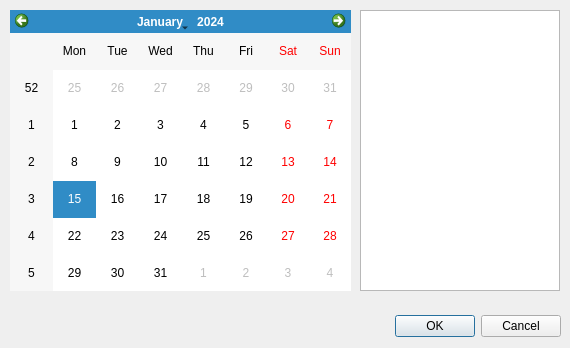
The window that dialogdatepicker.ui (Hyuntae-Lee/HRM) describes before a commit, drawn with Qt 5.
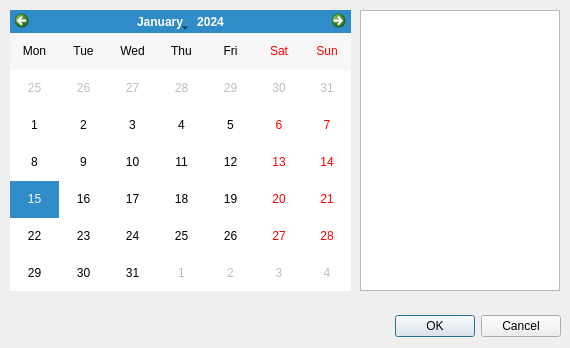
The same window after the commit.

Patch:
```diff
--- a/dialogdatepicker.ui
+++ b/dialogdatepicker.ui
@@ -38,6 +38,12 @@
      <height>281</height>
     </rect>
    </property>
+   <property name="horizontalHeaderFormat">
+    <enum>QCalendarWidget::ShortDayNames</enum>
+   </property>
+   <property name="verticalHeaderFormat">
+    <enum>QCalendarWidget::NoVerticalHeader</enum>
+   </property>
   </widget>
   <widget class="QListView" name="listView_selectedDates">
    <property name="geometry">
```
